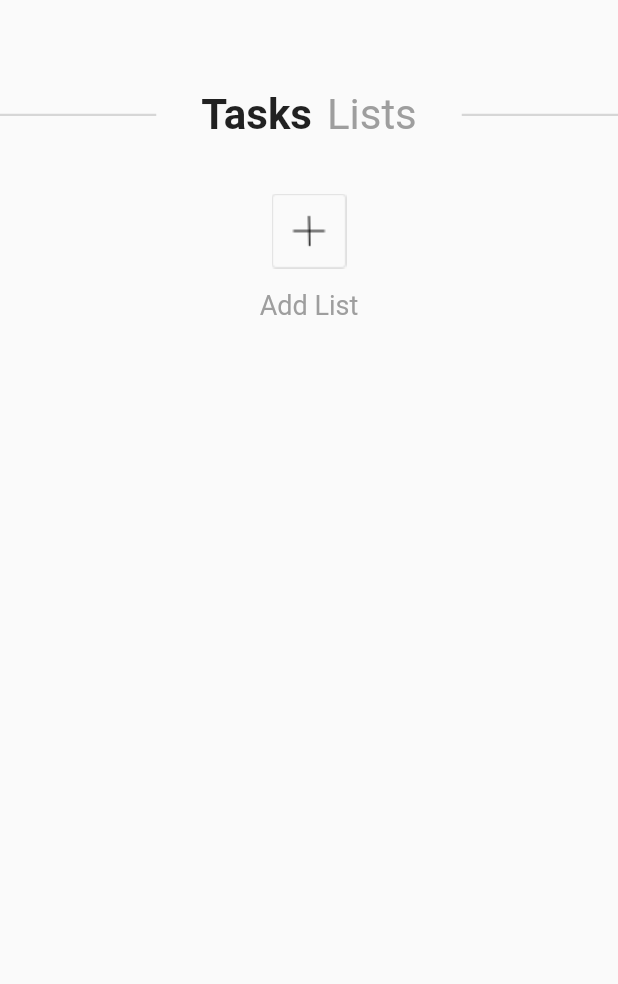
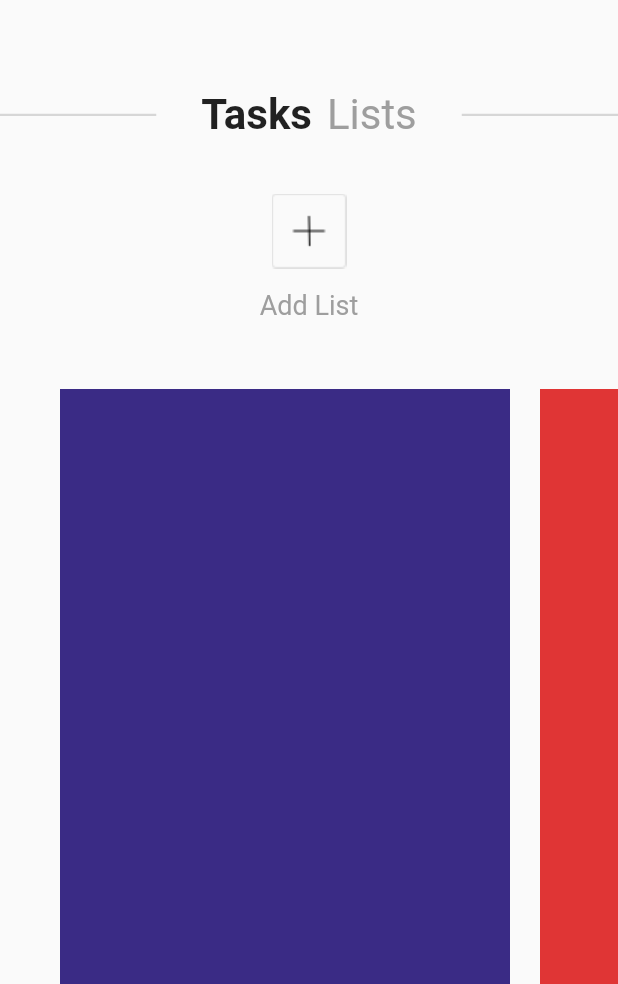
Before and after one commit to Foolment/modo, a Flutter app: the screen it shows after launch, on a phone screen of 412 x 824 dp, the part 252-1236 px from its top. Run offline on Flutter 3.47's test engine with Material 2 defaults, Android fonts, the phone set to English and light mode, and no system bars.

Commit message:
add listview

```diff
--- a/lib/widget/task-list-page.dart
+++ b/lib/widget/task-list-page.dart
@@ -47,6 +47,34 @@ class TaskListPage extends StatelessWidget {
                 alignment: Alignment.center,
                 child: Text('Add List',
                     style: TextStyle(color: Colors.grey[500], fontSize: 18))),
+            Container(
+              margin: const EdgeInsets.only(top: 45),
+              height: 400,
+              child: ListView(
+                padding: const EdgeInsets.only(left: 20, right: 40),
+                scrollDirection: Axis.horizontal,
+                children: <Widget>[
+                  Container(
+                    width: 300,
+                    height: 400,
+                    margin: const EdgeInsets.only(left: 20),
+                    decoration: BoxDecoration(color: Color(0xFF3A2B85)),
+                  ),
+                  Container(
+                    width: 300,
+                    height: 400,
+                    margin: const EdgeInsets.only(left: 20),
+                    decoration: BoxDecoration(color: Color(0xFFE03535)),
+                  ),
+                  Container(
+                    width: 300,
+                    height: 400,
+                    margin: const EdgeInsets.only(left: 20),
+                    decoration: BoxDecoration(color: Color(0xFFD6B58D)),
+                  )
+                ],
+              ),
+            )
           ],
         ));
   }
```
